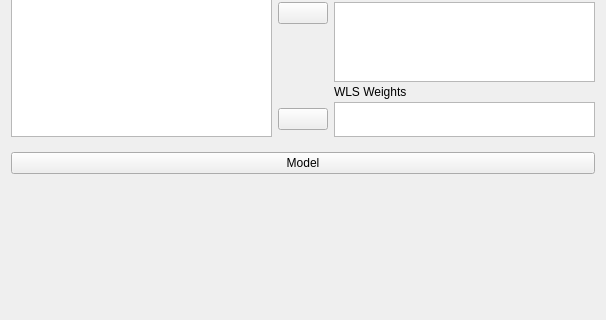
The window that JASP-Desktop/analysisforms/anovamultivariateform.ui (jasp-stats/jasp-desktop) describes before a commit, drawn with Qt 5; both pictures show x 0 to 606 and y 126 to 446 of the 606 by 760 pixel window.
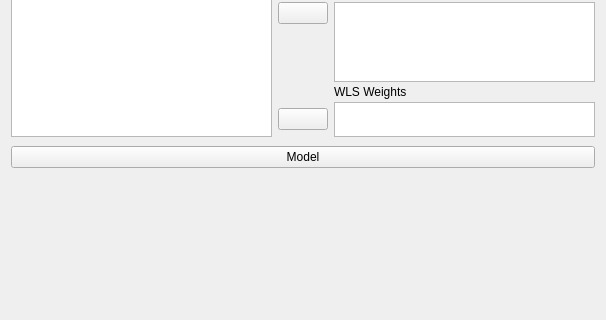
The same window after the commit. Custom widgets are drawn as their Qt base class.

Diff of the .ui file:
```diff
--- a/JASP-Desktop/analysisforms/anovamultivariateform.ui
+++ b/JASP-Desktop/analysisforms/anovamultivariateform.ui
@@ -20,6 +20,9 @@
    <string>Form</string>
   </property>
   <layout class="QVBoxLayout" name="verticalLayout">
+   <property name="spacing">
+    <number>0</number>
+   </property>
    <item>
     <widget class="QWidget" name="topWidget" native="true">
      <layout class="QGridLayout" name="gridLayout_3">
@@ -284,7 +287,7 @@
        <number>0</number>
       </property>
       <property name="bottomMargin">
-       <number>0</number>
+       <number>3</number>
       </property>
       <item row="0" column="0">
        <widget class="ExpanderButton" name="expanderModel">
```
